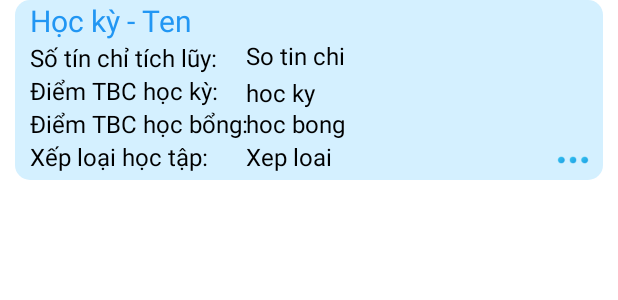
After one commit to htbinhnpc204/FinalProject, an Android app: the layout item_ketqua.xml on its own in the app's theme, with its tools: preview values and no code run, on a phone screen of 412 x 824 dp. The commit adds this screen. Shown: the top 300 px of the screen. Run offline under Robolectric (Android 15) with nearby library versions, the phone set to English and light mode, and no system bars.

Commit message:
Done function KetQua

```diff
--- a/app/src/main/AndroidManifest.xml
+++ b/app/src/main/AndroidManifest.xml
@@ -10,7 +10,7 @@
         android:supportsRtl="true"
         android:theme="@style/Theme.FinalProject">
         <activity
-            android:name=".MainActivity"
+            android:name=".Activity.KetQuaActivity"
             android:exported="true"
             android:label="@string/app_name"
             android:theme="@style/Theme.FinalProject.NoActionBar">
--- a/app/src/main/java/com/htbinh/finalproject/MainActivity.java
+++ b/app/src/main/java/com/htbinh/finalproject/MainActivity.java
@@ -1,5 +1,6 @@
 package com.htbinh.finalproject;
 
+import android.content.Intent;
 import android.os.Bundle;
 import android.view.View;
 import android.view.Menu;
@@ -14,6 +15,7 @@ import androidx.navigation.ui.NavigationUI;
 import androidx.drawerlayout.widget.DrawerLayout;
 import androidx.appcompat.app.AppCompatActivity;
 
+import com.htbinh.finalproject.Activity.KetQuaActivity;
 import com.htbinh.finalproject.databinding.ActivityMainBinding;
 
 public class MainActivity extends AppCompatActivity {
@@ -62,4 +64,5 @@ public class MainActivity extends AppCompatActivity {
         return NavigationUI.navigateUp(navController, mAppBarConfiguration)
                 || super.onSupportNavigateUp();
     }
+
 }
--- /dev/null
+++ b/app/src/main/res/drawable/ic_bg_card.xml
@@ -0,0 +1,5 @@
+<?xml version="1.0" encoding="utf-8"?>
+<shape xmlns:android="http://schemas.android.com/apk/res/android">
+    <solid android:color="#D4F0FF"/>
+    <corners android:radius="10dp"/>
+</shape>
--- /dev/null
+++ b/app/src/main/res/layout/item_ketqua.xml
@@ -0,0 +1,134 @@
+<?xml version="1.0" encoding="utf-8"?>
+<androidx.constraintlayout.widget.ConstraintLayout xmlns:android="http://schemas.android.com/apk/res/android"
+    xmlns:tools="http://schemas.android.com/tools"
+    android:layout_width="match_parent"
+    android:layout_height="match_parent">
+
+    <RelativeLayout
+        android:layout_width="match_parent"
+        android:layout_height="120dp"
+        android:layout_marginHorizontal="10dp"
+        android:background="@drawable/ic_bg_card"
+        tools:ignore="MissingConstraints">
+
+        <TextView
+            android:id="@+id/textviewtieude"
+            android:layout_width="wrap_content"
+            android:layout_height="wrap_content"
+            android:layout_marginLeft="10dp"
+            android:text="Học kỳ - "
+            android:textColor="#2196F3"
+            android:textSize="20sp" />
+
+        <TextView
+            android:id="@+id/textviewtinchi"
+            android:layout_width="wrap_content"
+            android:layout_height="wrap_content"
+            android:layout_below="@+id/textviewtieude"
+            android:layout_alignLeft="@+id/textviewtieude"
+            android:text="Số tín chỉ tích lũy:"
+            android:textColor="@color/black"
+            android:textSize="16sp" />
+
+        <TextView
+            android:id="@+id/textviewhocky"
+            android:layout_width="wrap_content"
+            android:layout_height="wrap_content"
+            android:layout_below="@+id/textviewtinchi"
+            android:layout_alignLeft="@+id/textviewtinchi"
+            android:text="Điểm TBC học kỳ:"
+            android:textSize="16sp"
+            android:textColor="@color/black"/>
+
+        <TextView
+            android:id="@+id/textviewhocbong"
+            android:layout_width="wrap_content"
+            android:layout_height="wrap_content"
+            android:layout_below="@+id/textviewhocky"
+            android:layout_alignLeft="@+id/textviewhocky"
+            android:text="Điểm TBC học bổng:"
+            android:textSize="16sp"
+            android:textColor="@color/black"/>
+
+        <TextView
+            android:id="@+id/textviewxeploai"
+            android:layout_width="wrap_content"
+            android:layout_height="wrap_content"
+            android:layout_below="@+id/textviewhocbong"
+            android:layout_alignLeft="@+id/textviewhocbong"
+            android:text="Xếp loại học tập:"
+            android:textSize="16sp"
+            android:textColor="@color/black"/>
+
+        <TextView
+            android:id="@+id/textviewname"
+            android:layout_width="wrap_content"
+            android:layout_height="wrap_content"
+            android:layout_toRightOf="@id/textviewtieude"
+            android:text="Ten"
+            android:textColor="#2196F3"
+            android:textSize="20sp"
+            />
+
+        <TextView
+            android:id="@+id/textViewtc"
+            android:layout_width="120dp"
+            android:layout_height="wrap_content"
+            android:layout_alignRight="@+id/textviewtieude"
+            android:textColor="@color/black"
+            android:layout_marginLeft="19dp"
+            android:layout_marginTop="26dp"
+            android:layout_marginRight="-151dp"
+            android:layout_toRightOf="@id/textviewtinchi"
+            android:text="So tin chi"
+            android:textSize="16sp" />
+
+        <TextView
+            android:id="@+id/textViewdiem"
+            android:layout_width="120dp"
+            android:layout_height="wrap_content"
+            android:layout_below="@+id/textviewtieude"
+            android:layout_alignRight="@+id/textviewtieude"
+            android:textColor="@color/black"
+            android:layout_marginLeft="19dp"
+            android:layout_marginTop="23dp"
+            android:layout_marginRight="-147dp"
+            android:layout_toRightOf="@id/textviewtinchi"
+            android:text="hoc ky"
+            android:textSize="16sp" />
+
+        <TextView
+            android:id="@+id/textViewhbong"
+            android:layout_width="wrap_content"
+            android:layout_height="wrap_content"
+            android:layout_alignTop="@+id/textviewhocbong"
+            android:layout_marginLeft="19dp"
+            android:textColor="@color/black"
+            android:layout_toRightOf="@id/textviewtinchi"
+            android:text="hoc bong"
+            android:textSize="16sp" />
+
+        <TextView
+            android:id="@+id/textViewxl"
+            android:layout_width="120dp"
+            android:layout_height="wrap_content"
+            android:layout_below="@+id/textViewhbong"
+            android:layout_alignRight="@+id/textviewtieude"
+            android:layout_marginLeft="19dp"
+            android:layout_marginRight="-155dp"
+            android:layout_toRightOf="@id/textviewtinchi"
+            android:text="Xep loai"
+            android:textSize="16sp"
+            android:textColor="@color/black"/>
+
+        <ImageView
+            android:id="@+id/btnXemchitiet"
+            android:layout_width="40dp"
+            android:layout_height="40dp"
+            android:layout_below="@+id/textViewhbong"
+            android:layout_alignParentRight="true"
+            android:onClick="viewxemthem"
+            android:src="@drawable/img_more" />
+    </RelativeLayout>
+
+</androidx.constraintlayout.widget.ConstraintLayout>
--- a/app/src/main/res/menu/activity_main_drawer.xml
+++ b/app/src/main/res/menu/activity_main_drawer.xml
@@ -24,7 +24,8 @@
                 <item
                     android:id="@+id/nav_result"
                     android:icon="@drawable/ic_menu_slideshow"
-                    android:title="Kết quả học tập" />
+                    android:title="Kết quả học tập"
+                    />
                 <item
                     android:id="@+id/nav_notify"
                     android:icon="@drawable/ic_menu_slideshow"
--- a/app/src/main/res/values/colors.xml
+++ b/app/src/main/res/values/colors.xml
@@ -7,4 +7,5 @@
     <color name="teal_700">#FF018786</color>
     <color name="black">#FF000000</color>
     <color name="white">#FFFFFFFF</color>
+    <color name="teal_500">#3682F5</color>
 </resources>
```
Also changed, not shown: app/src/main/java/com/htbinh/finalproject/Activity/KetQuaActivity.java (added, +41 -0 lines), app/src/main/java/com/htbinh/finalproject/Adapter/KetQuaAdapter.java (added, +67 -0 lines), app/src/main/java/com/htbinh/finalproject/Model/KetQuaModel.java (added, +57 -0 lines), app/src/main/res/anim/bottom_animation.xml (added, +13 -0 lines), app/src/main/res/anim/fade_in.xml (added, +9 -0 lines), app/src/main/res/anim/left_slide.xml (added, +12 -0 lines), app/src/main/res/anim/popup_animation.xml (added, +10 -0 lines), app/src/main/res/anim/top_animation.xml (added, +12 -0 lines), app/src/main/res/anim/zoom_in.xml (added, +16 -0 lines), app/src/main/res/anim/zoom_out.xml (added, +16 -0 lines), app/src/main/res/layout/activity_ketqua.xml (added, +52 -0 lines), app/src/main/res/drawable/img_more.png (added), app/src/main/res/drawable/tab.png (added).
